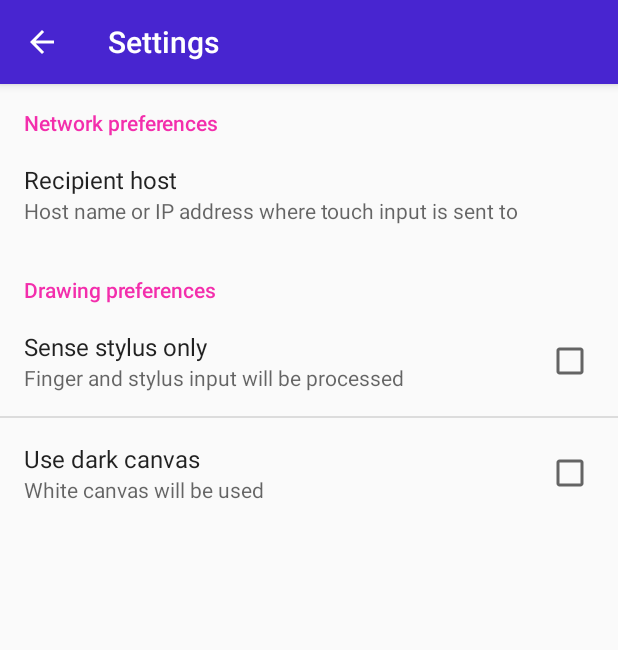
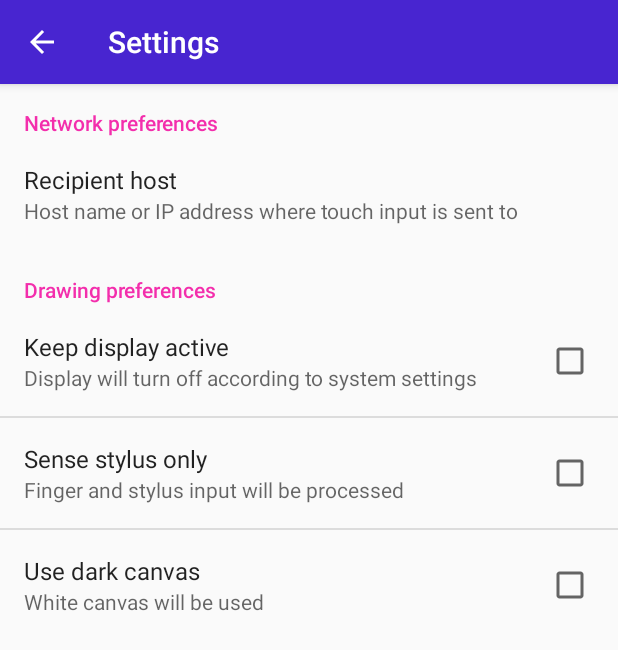
Before and after one commit to rfc2822/GfxTablet, an Android app: the SettingsActivity screen opened directly, with no data from a screen before it, on a phone screen of 412 x 824 dp. Shown: the top 650 px of the screen. Run offline under Robolectric (Android 15) with nearby library versions, the phone set to English and light mode, and no system bars.

Commit message:
Various changes
* show full-screen option only for Android 4.4+ (no immersive mode below)
* show toast with destination IP address at start-up
* add option to keep display active (fixes #71)

```diff
--- a/app-android/app/src/main/java/at/bitfire/gfxtablet/SettingsActivity.java
+++ b/app-android/app/src/main/java/at/bitfire/gfxtablet/SettingsActivity.java
@@ -7,7 +7,8 @@ public class SettingsActivity extends ActionBarActivity {
     public static final String
 		KEY_PREF_HOST = "host_preference",
 		KEY_PREF_STYLUS_ONLY = "stylus_only_preference",
-        KEY_DARK_CANVAS = "dark_canvas_preference";
+        KEY_DARK_CANVAS = "dark_canvas_preference",
+        KEY_KEEP_DISPLAY_ACTIVE = "keep_display_active_preference";
 
     @Override
     protected void onCreate(Bundle savedInstanceState) {
--- a/app-android/app/src/main/res/menu/activity_canvas.xml
+++ b/app-android/app/src/main/res/menu/activity_canvas.xml
@@ -2,13 +2,16 @@
     xmlns:app="http://schemas.android.com/apk/res-auto">
 
     <item
+        android:id="@+id/menu_fullscreen"
         android:onClick="switchFullScreen"
         android:title="Fullscreen"
+        android:icon="@drawable/ic_arrow_expand_white_48dp"
         app:showAsAction="always" />
 
     <item
         android:onClick="showSettings"
         android:title="@string/menu_settings"
+        android:icon="@drawable/ic_settings_white_48dp"
         app:showAsAction="ifRoom" />
 
     <item
--- a/app-android/app/src/main/res/values/strings.xml
+++ b/app-android/app/src/main/res/values/strings.xml
@@ -12,9 +12,11 @@
     <string name="preferences_stylus_only">Sense stylus only</string>
     <string name="preferences_stylus_only_on">Only stylus input will be processed</string>
     <string name="preferences_stylus_only_off">Finger and stylus input will be processed</string>
-
     <string name="preferences_dark_canvas">Use dark canvas</string>
     <string name="preferences_dark_canvas_on">Black canvas will be used</string>
     <string name="preferences_dark_canvas_off">White canvas will be used</string>
+    <string name="preferences_keep_display_active">Keep display active</string>
+    <string name="preferences_keep_display_active_on">Display won\'t turn off while GfxTablet is active</string>
+    <string name="preferences_keep_display_active_off">Display will turn off according to system settings</string>
 
 </resources>
--- a/app-android/app/src/main/res/xml/preferences.xml
+++ b/app-android/app/src/main/res/xml/preferences.xml
@@ -10,6 +10,13 @@
     </PreferenceCategory>
 
     <PreferenceCategory android:title="Drawing preferences">
+        <CheckBoxPreference
+            android:defaultValue="false"
+            android:key="keep_display_active_preference"
+            android:title="@string/preferences_keep_display_active"
+            android:summaryOn="@string/preferences_keep_display_active_on"
+            android:summaryOff="@string/preferences_keep_display_active_off" />
+
         <CheckBoxPreference
             android:defaultValue="false"
             android:key="stylus_only_preference"
```
Also changed, not shown: app-android/app/src/main/java/at/bitfire/gfxtablet/CanvasActivity.java (+16 -0 lines), app-android/app/src/main/res/drawable-hdpi/ic_arrow_expand_white_48dp.png (added), app-android/app/src/main/res/drawable-hdpi/ic_settings_white_48dp.png (added), app-android/app/src/main/res/drawable-mdpi/ic_arrow_expand_white_48dp.png (added), app-android/app/src/main/res/drawable-mdpi/ic_settings_white_48dp.png (added), app-android/app/src/main/res/drawable-xhdpi/ic_arrow_expand_white_48dp.png (added), app-android/app/src/main/res/drawable-xhdpi/ic_settings_white_48dp.png (added), app-android/app/src/main/res/drawable-xxhdpi/ic_arrow_expand_white_48dp.png (added), app-android/app/src/main/res/drawable-xxhdpi/ic_settings_white_48dp.png (added).
